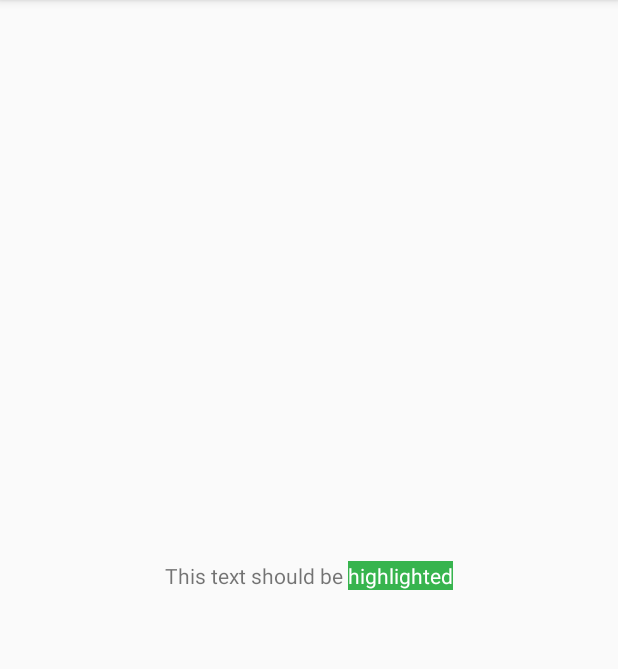
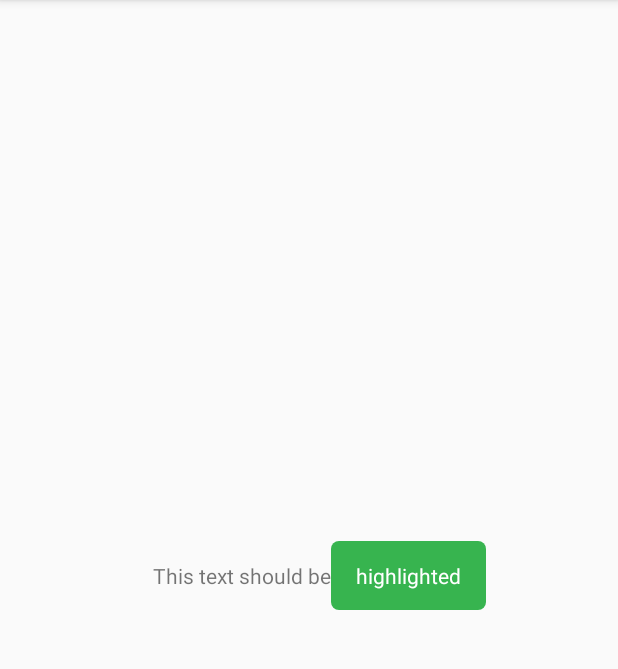
Before and after one commit to jiahaoliuliu/SpannableStringDifferentViews, an Android app: the screen it shows after launch (MainActivity), on a phone screen of 412 x 824 dp, the part 84-753 px from its top. Run offline under Robolectric (Android 15) with nearby library versions, the phone set to English and light mode, and no system bars.

Commit message:
Highlighted the final text

```diff
--- a/app/src/main/java/com/jiahaoliuliu/spannablestringdifferentviews/MainActivity.java
+++ b/app/src/main/java/com/jiahaoliuliu/spannablestringdifferentviews/MainActivity.java
@@ -1,11 +1,8 @@
 package com.jiahaoliuliu.spannablestringdifferentviews;
 
-import android.graphics.Color;
 import android.os.Bundle;
 import android.support.v7.app.AppCompatActivity;
 import android.text.SpannableString;
-import android.text.style.BackgroundColorSpan;
-import android.text.style.ForegroundColorSpan;
 import android.widget.TextView;
 
 /**
@@ -13,6 +10,8 @@ import android.widget.TextView;
  * http://androidcocktail.blogspot.ae/2014/03/android-spannablestring-example.html
  */
 public class MainActivity extends AppCompatActivity {
+
+    private static final String ORIGINAL_TEXT = "This text should be highlighted";
 
     @Override
     protected void onCreate(Bundle savedInstanceState) {
@@ -26,32 +25,59 @@ public class MainActivity extends AppCompatActivity {
     }
 
     private SpannableString createAndModifySpannableString() {
-        String text = "This text should be highlighted";
+        String convertedText = convertTextForHighLight(ORIGINAL_TEXT);
 
         SpannableString spannableString =
-                new SpannableString(text);
+                new SpannableString(convertedText);
 
-        int lastStringStartPosition = getLastStringStartPosition(text);
+        int lastWordStartPosition = getLastWordStartPosition(convertedText);
 
-        // change text color
-        spannableString.setSpan(new ForegroundColorSpan(Color.WHITE), lastStringStartPosition,
-                spannableString.length(), 0);
-
-        // highlight text
         spannableString.setSpan(
-                new BackgroundColorSpan(getColorFromResources(R.color.highLightedColor)),
-                lastStringStartPosition, spannableString.length(), 0);
+                new RoundedBackgroundSpan(getColorFromResources(R.color.highLightedColor),
+                        getColorFromResources(android.R.color.white)),
+                lastWordStartPosition, spannableString.length(), 0);
 
         return spannableString;
     }
 
-    private int getLastStringStartPosition(String text) {
+    /**
+     * Return the position that the last word should start. This is one position
+     * before the index of the last word. That extra space is used for padding
+     * @param text
+     *      The text to check
+     * @return
+     *      The position on the text which the highlight should start
+     */
+    private int getLastWordStartPosition(String text) {
         String[] words = text.split(" ");
 
-        return text.indexOf(words[words.length-1]);
+        return text.indexOf(words[words.length-1]) - 1;
     }
 
     private int getColorFromResources(int res) {
         return getResources().getColor(res);
     }
+
+    /**
+     * Convert the original text for highlight. Basically some extra space is added
+     * at the beginning at the bottom of the last word
+     * @param originalText
+     *      The original text to be converted
+     * @return
+     *      The converted text to have the last word highlighted
+     */
+    private String convertTextForHighLight(String originalText) {
+        String[] words = originalText.split(" ");
+
+        // Get the first part of the text
+        String convertedText =
+                originalText.substring(0, originalText.indexOf(words[words.length-1]));
+
+        // Add the last word and some white spaces
+        // 4 white space at the beginning = original white space + space for the margins
+        // 1 white space at the end
+        convertedText += "    " + words[words.length -1] + " ";
+
+        return convertedText;
+    }
 }
--- /dev/null
+++ b/app/src/main/java/com/jiahaoliuliu/spannablestringdifferentviews/RoundedBackgroundSpan.java
@@ -0,0 +1,44 @@
+package com.jiahaoliuliu.spannablestringdifferentviews;
+
+import android.graphics.Canvas;
+import android.graphics.Paint;
+import android.graphics.RectF;
+import android.text.style.ReplacementSpan;
+
+/**
+ * Created by jiahaoliu on 11/29/17.
+ * https://stackoverflow.com/questions/19292838/android-spannablestring-set-background-behind-part-of-text
+ */
+public class RoundedBackgroundSpan extends ReplacementSpan {
+
+    private static final int CORNER_RADIUS = 8;
+    private static final float HORIZONTAL_PADDING = 20.0f;
+    private static final float VERTICAL_PADDING = 20.0f;
+    private int backgroundColor = 0;
+    private int textColor = 0;
+
+    public RoundedBackgroundSpan(int backgroundColor, int textColor) {
+        super();
+        this.backgroundColor = backgroundColor;
+        this.textColor = textColor;
+    }
+
+    @Override
+    public void draw(Canvas canvas, CharSequence text, int start, int end,
+                     float x, int top, int y, int bottom, Paint paint) {
+        // Set background
+        RectF rectF = new RectF(x-HORIZONTAL_PADDING, top-VERTICAL_PADDING,
+                x + paint.measureText(text, start, end)+HORIZONTAL_PADDING, bottom+VERTICAL_PADDING);
+        paint.setColor(backgroundColor);
+        canvas.drawRoundRect(rectF, CORNER_RADIUS, CORNER_RADIUS, paint);
+
+        // Set text
+        paint.setColor(textColor);
+        canvas.drawText(text, start, end, x, y, paint);
+    }
+
+    @Override
+    public int getSize(Paint paint, CharSequence text, int start, int end, Paint.FontMetricsInt fm) {
+        return Math.round(paint.measureText(text, start, end));
+    }
+}
--- a/app/src/main/res/layout/activity_main.xml
+++ b/app/src/main/res/layout/activity_main.xml
@@ -5,7 +5,9 @@
     xmlns:tools="http://schemas.android.com/tools"
     android:layout_width="match_parent"
     android:layout_height="match_parent"
-    tools:context="com.jiahaoliuliu.spannablestringdifferentviews.MainActivity">
+    tools:context="com.jiahaoliuliu.spannablestringdifferentviews.MainActivity"
+    android:layout_gravity="center"
+    >
 
     <TextView
         android:id="@+id/spannable_tv"
@@ -15,8 +17,8 @@
         app:layout_constraintLeft_toLeftOf="parent"
         app:layout_constraintRight_toRightOf="parent"
         app:layout_constraintTop_toTopOf="parent"
+        tools:text="Simpel text"
         android:gravity="center"
-        tools:text="Simpel text"
         />
 
 </android.support.constraint.ConstraintLayout>
--- a/app/src/main/res/values/colors.xml
+++ b/app/src/main/res/values/colors.xml
@@ -4,5 +4,5 @@
     <color name="colorPrimaryDark">#303F9F</color>
     <color name="colorAccent">#FF4081</color>
 
-    <color name="highLightedColor">#37b44e</color>
+    <color name="highLightedColor">#37b44f</color>
 </resources>
```
Also changed, not shown: 1 other file.
